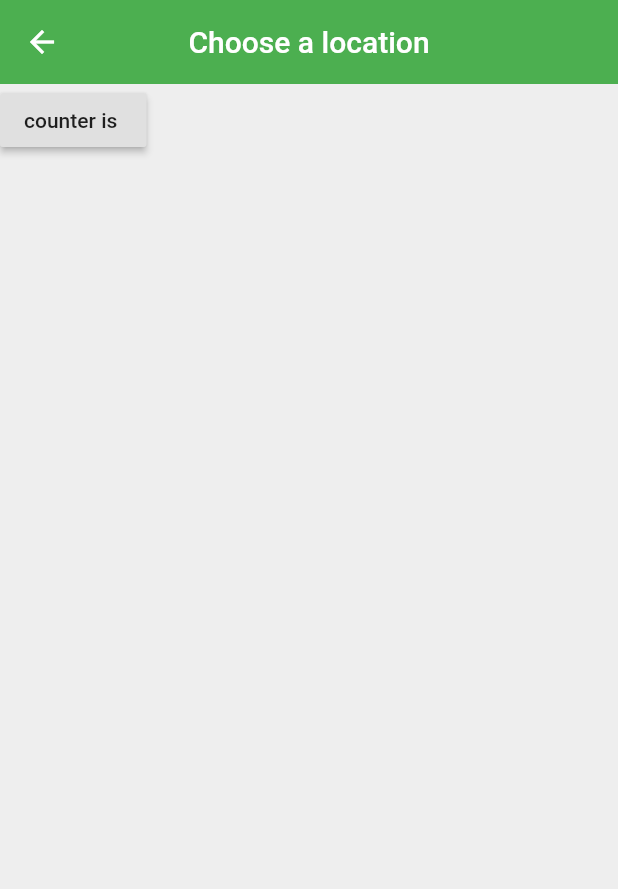
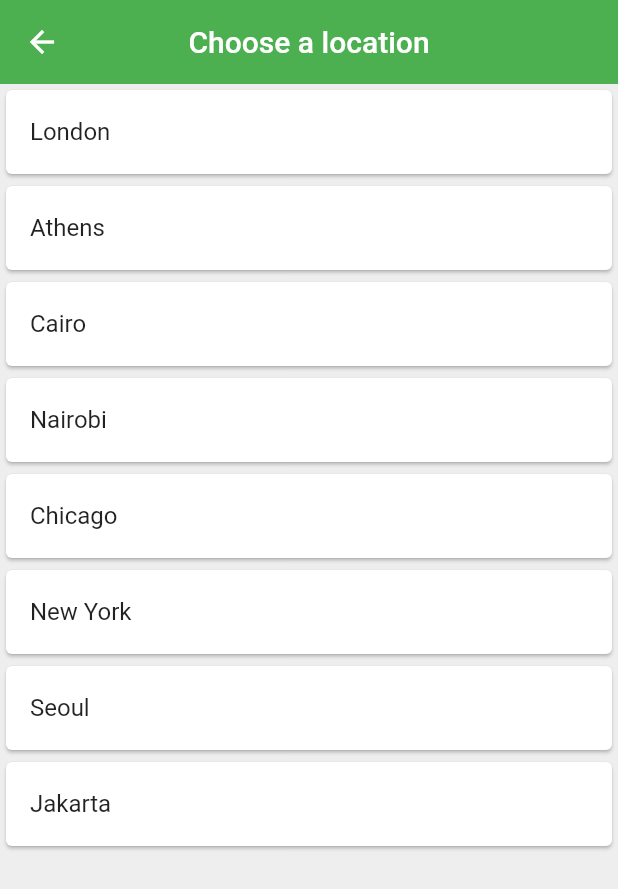
Before and after one commit to Abrahamorca/world_time, a Flutter app: the ChooseLocation screen opened by its route, on a phone screen of 412 x 824 dp. Shown: the top 889 px of the screen. Run offline on Flutter 3.47's test engine with Material 2 defaults, Android fonts, the phone set to English and light mode, and no system bars; our stand-ins replace flutter_spinkit; network calls fail; statements that could not run were skipped.

Commit message:
Assets + ListViewBuilder

```diff
--- a/lib/pages/choose_location.dart
+++ b/lib/pages/choose_location.dart
@@ -31,12 +31,16 @@ class _ChooseLocationState extends State<ChooseLocation> {
         centerTitle: true,
         elevation: 0,
       ),
-      body: RaisedButton(
-        onPressed: () {
-          setState(() {
-          });
+      body: ListView.builder(
+        itemCount: locations.length,
+        itemBuilder: (context, index) {
+          return Card(
+            child: ListTile(
+              onTap: () {},
+              title: Text(locations[index].location),
+            ),
+          );
         },
-        child: const Text('counter is '),
       ),
     );
   }
```
Also changed, not shown: assets/egypt.png (added), assets/germany.png (added), assets/greece.png (added), assets/indonesia.png (added), assets/kenya.png (added), assets/south_korea.png (added), assets/uk.png (added), assets/usa.png (added).
